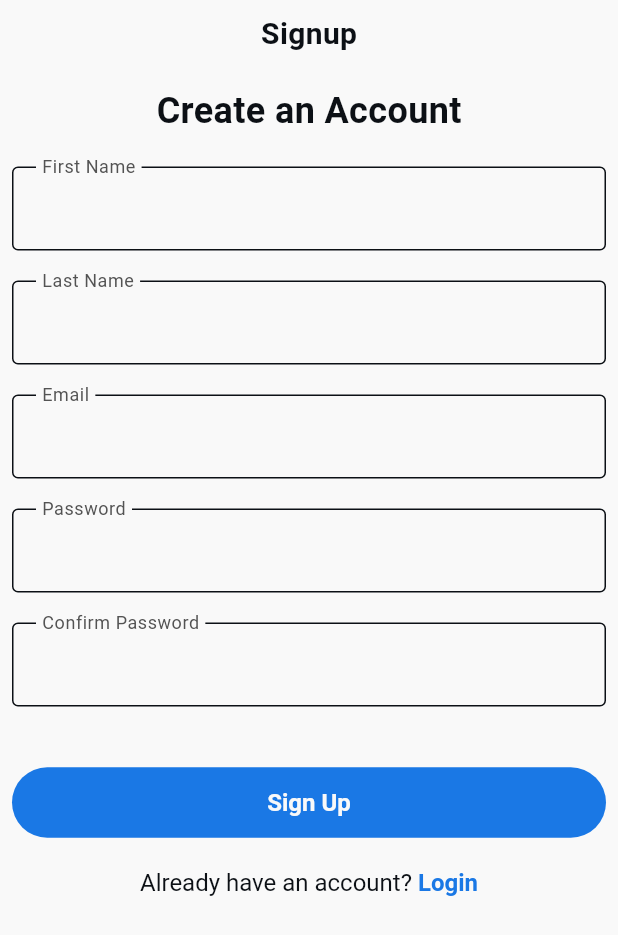
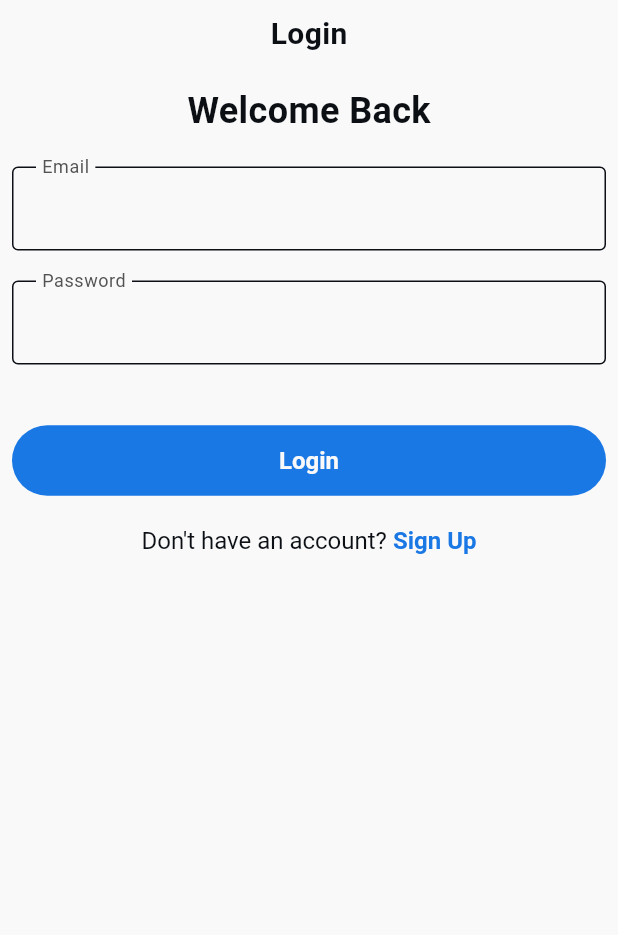
Before and after one commit to Ahmed-Abdelghany-11/Library_App, a Flutter app: the screen it shows after launch, on a phone screen of 412 x 824 dp. Shown: the top 935 px of the screen. Run offline on Flutter 3.47's test engine with Material 3 defaults, Android fonts, the phone set to English and light mode, and no system bars; our stand-ins replace bloc, cloud_firestore, dio, equatable, firebase_auth, firebase_core and 6 more; accounts and stored records are empty.

Commit message:
add sign-out functionality and improve authentication error handling

```diff
--- a/lib/core/utils/constants.dart
+++ b/lib/core/utils/constants.dart
@@ -28,4 +28,8 @@ class Constants {
   static const String sendTimeout = 'Send timeout';
   static const String receiveTimeout = 'Receive timeout';
   static const String timeoutOccurred = 'A timeout occurred';
+
+  // Firebase Specific
+  static const String authenticationError = 'Authentication failed';
+  static const String firebaseError = 'Firebase operation failed';
 }
--- a/lib/core/utils/routes/app_routes.dart
+++ b/lib/core/utils/routes/app_routes.dart
@@ -4,6 +4,7 @@ import 'package:library_app/core/utils/routes/route_name.dart';
 
 import '../../../features/auth/presentation/view/screens/login_screen.dart';
 import '../../../features/auth/presentation/view/screens/signup_screen.dart';
+import '../../../features/home/presentation/view/home_screen.dart';
 
 class AppRoutes {
   static Route? generateRoute(RouteSettings settings) {
@@ -20,7 +21,7 @@ class AppRoutes {
         );
       case RouteName.homeScreen:
         return _handelMaterialPageRoute(
-          widget: Placeholder(),
+          widget: HomeScreen(),
           settings: settings,
         );
       default:
--- a/lib/features/auth/data/data_source/contract/auth_local_data_source.dart
+++ b/lib/features/auth/data/data_source/contract/auth_local_data_source.dart
@@ -1 +1,5 @@
-abstract class AuthLocalDataSource {}
+abstract class AuthLocalDataSource {
+  Future<void> saveUserId(String userId);
+  Future<String?> getUserId();
+  Future<void> clearUserId();
+}
--- a/lib/features/auth/data/data_source/contract/auth_remote_data_source.dart
+++ b/lib/features/auth/data/data_source/contract/auth_remote_data_source.dart
@@ -5,4 +5,5 @@ abstract class AuthRemoteDataSource {
   Future<bool> getCurrentUserState();
   Future<void> signUp(SignupRequestDto request);
   Future<void> signIn(SigninRequestDto request);
+  Future<void> signOut();
 }
--- a/lib/features/auth/data/data_source/remote/auth_remote_data_source_impl.dart
+++ b/lib/features/auth/data/data_source/remote/auth_remote_data_source_impl.dart
@@ -40,4 +40,9 @@ class AuthRemoteDataSourceImpl implements AuthRemoteDataSource {
       password: request.password,
     );
   }
+
+  @override
+  Future<void> signOut() async {
+    await FirebaseAuth.instance.signOut();
+  }
 }
--- a/lib/features/auth/domain/repo/auth_repo.dart
+++ b/lib/features/auth/domain/repo/auth_repo.dart
@@ -7,4 +7,5 @@ abstract class AuthRepo {
   Future<Result<bool>> getCurrentUserState();
   Future<Result<void>> signUp(SignupRequestEntity request);
   Future<Result<void>> signIn(SigninRequestEntity request);
+  Future<Result<void>> signOut();
 }
--- a/lib/features/auth/presentation/view/screens/login_screen.dart
+++ b/lib/features/auth/presentation/view/screens/login_screen.dart
@@ -1,14 +1,69 @@
 import 'package:flutter/material.dart';
+import 'package:flutter_bloc/flutter_bloc.dart';
+import 'package:library_app/core/assets/app_colors.dart';
+
+import '../../../../../core/base/base_state.dart';
+import '../../../../../core/utils/di/di.dart';
+import '../../../../../core/utils/routes/route_name.dart';
+import '../../view_model/signin/signin_cubit.dart';
+import '../../view_model/signin/signin_state.dart';
+import '../widgets/login/donot_have_account.dart';
+import '../widgets/login/signin_form.dart';
+import '../widgets/login/signin_header.dart';
 
 class LoginScreen extends StatelessWidget {
-  const LoginScreen({super.key});
+  LoginScreen({super.key});
+
+  final viewModel = getIt<SigninCubit>();
 
   @override
   Widget build(BuildContext context) {
     return Scaffold(
-      appBar: AppBar(title: const Text('Login Screen')),
-      body: Center(
-        child: const Text('Login Screen', style: TextStyle(fontSize: 24)),
+      body: BlocProvider(
+        create: (context) => viewModel,
+        child: SafeArea(
+          child: SingleChildScrollView(
+            child: Padding(
+              padding: const EdgeInsets.all(8.0),
+              child: Column(
+                children: [
+                  const SigninHeader(),
+                  const SizedBox(height: 20),
+                  BlocListener<SigninCubit, SigninState>(
+                    listener: (context, state) {
+                      if (state.signinState is BaseSuccessState) {
+                        Navigator.pushReplacementNamed(
+                          context,
+                          RouteName.homeScreen,
+                        );
+                      } else if (state.signinState is BaseErrorState) {
+                        Navigator.of(context, rootNavigator: true).maybePop();
+                        final errorMessage =
+                            (state.signinState as BaseErrorState).errorMessage;
+                        ScaffoldMessenger.of(context).showSnackBar(
+                          SnackBar(
+                            content: Text(errorMessage),
+                            backgroundColor: AppColors.red,
+                          ),
+                        );
+                      } else if (state.signinState is BaseLoadingState) {
+                        showDialog(
+                          context: context,
+                          barrierDismissible: false,
+                          builder: (_) =>
+                              const Center(child: CircularProgressIndicator()),
+                        );
+                      }
+                    },
+                    child: SigninForm(),
+                  ),
+                  const SizedBox(height: 20),
+                  const DonotHaveAccount(),
+                ],
+              ),
+            ),
+          ),
+        ),
       ),
     );
   }
--- /dev/null
+++ b/lib/features/auth/presentation/view/widgets/login/donot_have_account.dart
@@ -0,0 +1,33 @@
+import 'package:flutter/gestures.dart';
+import 'package:flutter/material.dart';
+
+import '../../../../../../core/assets/app_colors.dart';
+import '../../../../../../core/utils/routes/route_name.dart';
+
+class DonotHaveAccount extends StatelessWidget {
+  const DonotHaveAccount({super.key});
+
+  @override
+  Widget build(BuildContext context) {
+    return RichText(
+      text: TextSpan(
+        text: 'Don\'t have an account? ',
+        style: const TextStyle(color: AppColors.black, fontSize: 16),
+        children: [
+          TextSpan(
+            text: 'Sign Up',
+            style: const TextStyle(
+              color: AppColors.blue,
+              fontSize: 16,
+              fontWeight: FontWeight.bold,
+            ),
+            recognizer: TapGestureRecognizer()
+              ..onTap = () {
+                Navigator.pushNamed(context, RouteName.signUpScreen);
+              },
+          ),
+        ],
+      ),
+    );
+  }
+}
--- /dev/null
+++ b/lib/features/auth/presentation/view/widgets/login/signin_form.dart
@@ -0,0 +1,45 @@
+import 'package:flutter/material.dart';
+import 'package:flutter_bloc/flutter_bloc.dart';
+
+import '../../../../../../core/utils/shared/custom_text_form_field.dart';
+import '../../../view_model/signin/signin_cubit.dart';
+import '../../../view_model/signin/signin_state.dart';
+
+class SigninForm extends StatelessWidget {
+  const SigninForm({super.key});
+
+  @override
+  Widget build(BuildContext context) {
+    final viewModel = context.read<SigninCubit>();
+    return Form(
+      key: viewModel.formKey,
+      child: Column(
+        children: [
+          CustomTextFormField(
+            controller: viewModel.emailController,
+            label: 'Email',
+            validator: (value) =>
+                viewModel.validator.validateEmail(value ?? ''),
+          ),
+          CustomTextFormField(
+            controller: viewModel.passwordController,
+            label: 'Password',
+            obscureText: true,
+            validator: (value) =>
+                viewModel.validator.validatePassword(value ?? ''),
+          ),
+          const SizedBox(height: 20),
+          SizedBox(
+            width: double.infinity,
+            child: ElevatedButton(
+              onPressed: () {
+                viewModel.doIntent(Signin());
+              },
+              child: const Text('Login'),
+            ),
+          ),
+        ],
+      ),
+    );
+  }
+}
--- /dev/null
+++ b/lib/features/auth/presentation/view/widgets/login/signin_header.dart
@@ -0,0 +1,22 @@
+import 'package:flutter/material.dart';
+
+class SigninHeader extends StatelessWidget {
+  const SigninHeader();
+
+  @override
+  Widget build(BuildContext context) {
+    return Column(
+      children: const [
+        Text(
+          'Login',
+          style: TextStyle(fontSize: 20, fontWeight: FontWeight.bold),
+        ),
+        SizedBox(height: 20),
+        Text(
+          'Welcome Back',
+          style: TextStyle(fontSize: 24, fontWeight: FontWeight.bold),
+        ),
+      ],
+    );
+  }
+}
--- a/lib/features/auth/presentation/view_model/signin/signin_cubit.dart
+++ b/lib/features/auth/presentation/view_model/signin/signin_cubit.dart
@@ -1,5 +1,7 @@
 import 'package:bloc/bloc.dart';
 import 'package:flutter/cupertino.dart';
+import 'package:injectable/injectable.dart';
+import 'package:library_app/core/utils/validators/validator.dart';
 import 'package:library_app/features/auth/presentation/view_model/signin/signin_state.dart';
 
 import '../../../../../core/base/base_state.dart';
@@ -7,9 +9,11 @@ import '../../../../../core/utils/networking/api_result.dart';
 import '../../../domain/entity/signin_request_entity.dart';
 import '../../../domain/usecase/signin_use_case.dart';
 
+@injectable
 class SigninCubit extends Cubit<SigninState> {
   final SigninUseCase _signinUseCase;
-  SigninCubit(this._signinUseCase)
+  final Validator validator;
+  SigninCubit(this._signinUseCase, this.validator)
     : super(SigninState(signinState: BaseInitialState()));
 
   final GlobalKey<FormState> formKey = GlobalKey<FormState>();
--- a/lib/main.dart
+++ b/lib/main.dart
@@ -27,7 +27,7 @@ class MyApp extends StatelessWidget {
     return MaterialApp(
       theme: AppTheme.appTheme,
       onGenerateRoute: AppRoutes.generateRoute,
-      initialRoute: RouteName.signUpScreen,
+      initialRoute: RouteName.loginScreen,
     );
   }
 }
```
Also changed, not shown: lib/core/utils/networking/api_manager.dart (+12 -0 lines), lib/core/utils/networking/app_exception.dart (+10 -0 lines), lib/features/auth/data/data_source/local/auth_local_data_source_impl.dart (+21 -1 lines), lib/features/auth/data/repo_impl/auth_repo_impl.dart (+24 -4 lines), lib/features/auth/domain/usecase/signout_use_case.dart (added, +13 -0 lines), lib/features/auth/presentation/view/screens/signup_screen.dart (+7 -3 lines), lib/features/home/presentation/view/home_screen.dart (added, +17 -0 lines), lib/core/utils/di/di.config.dart.
